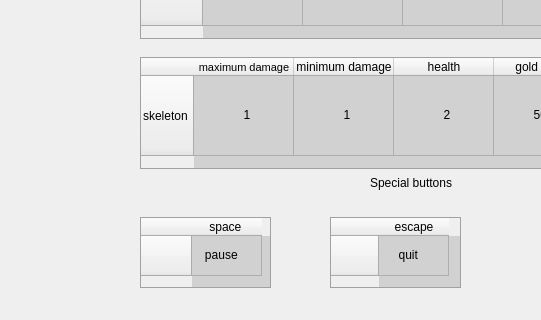
Before: the Qt Designer form info.ui in Vlattte/Tower-defence-game, drawn with Qt 5; both pictures show x 0 to 541 and y 573 to 893 of the 995 by 893 pixel window.
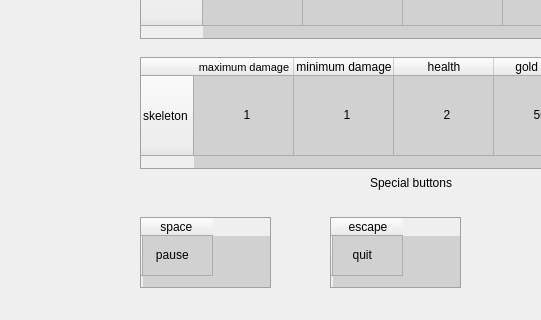
After: the same form once the commit is applied. Icons and pictures are not drawn.

The edit to the form file:
```diff
--- a/info.ui
+++ b/info.ui
@@ -678,7 +678,7 @@
    </attribute>
    <row>
     <property name="text">
-     <string>              </string>
+     <string/>
     </property>
    </row>
    <column>
@@ -735,7 +735,7 @@
    </attribute>
    <row>
     <property name="text">
-     <string>             </string>
+     <string/>
     </property>
    </row>
    <column>
```
Left out of the diff: 2 changed lines with no effect on the pictures.
